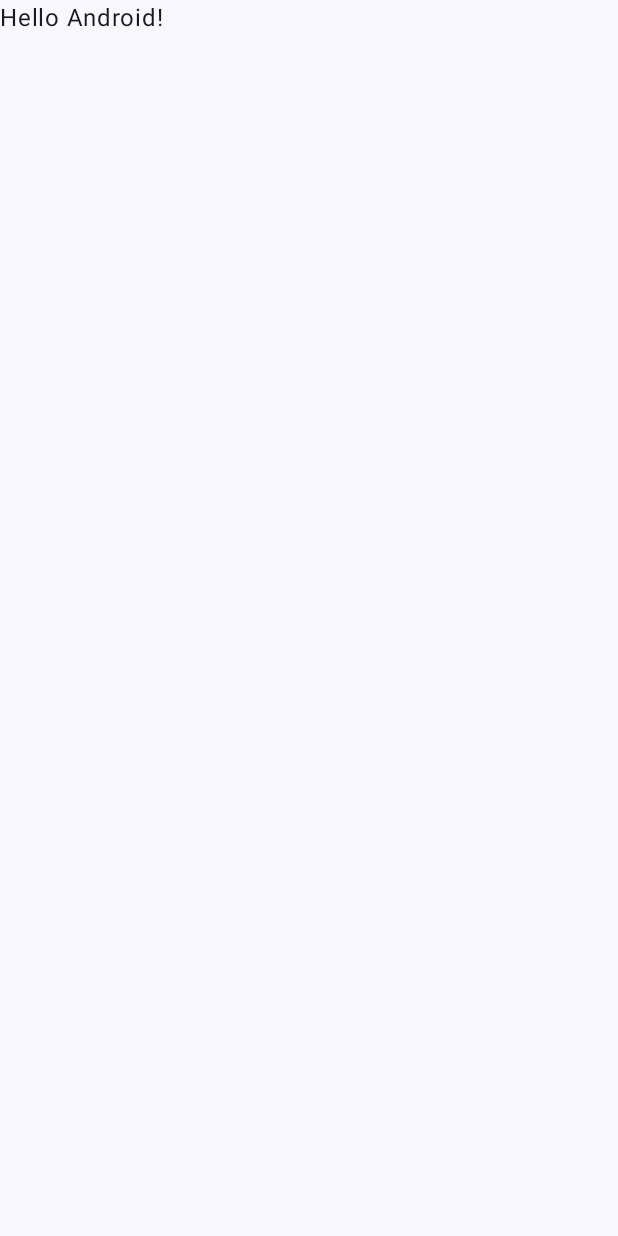
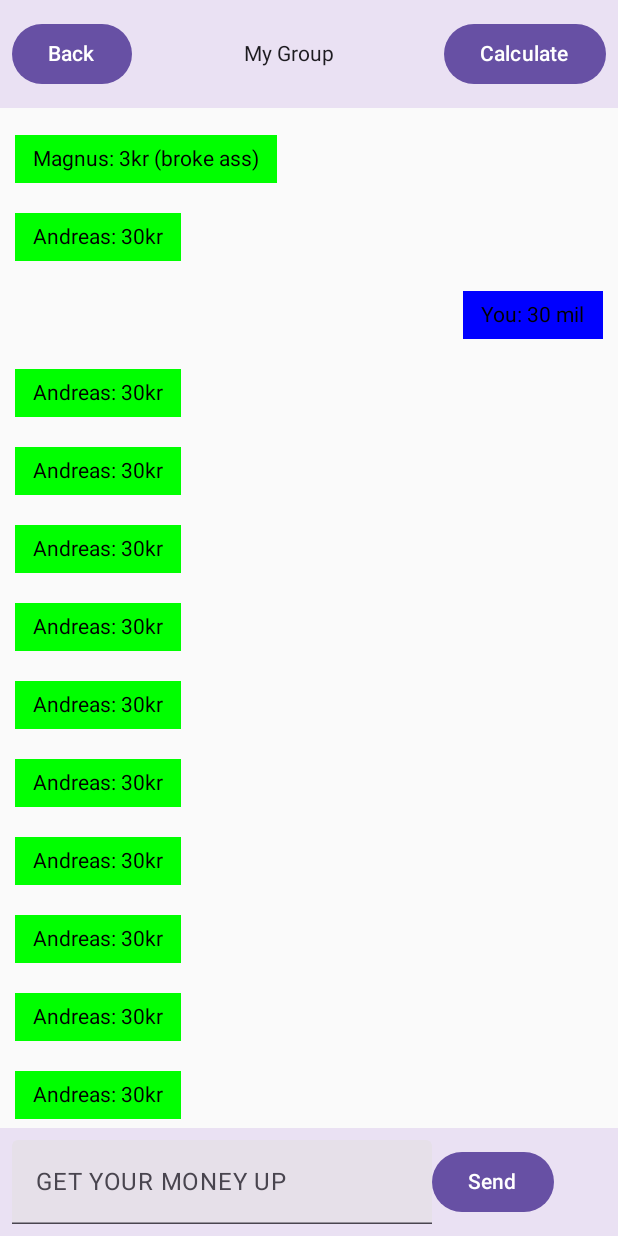
Before and after one commit to MikkelFGrove/MoneyGrab, an Android app built with Jetpack Compose: the screen it shows after launch (MainActivity), on a phone screen of 412 x 824 dp. Before the commit the screen is almost empty. Run offline under Robolectric (Android 15) with nearby library versions, the phone set to English and light mode, and no system bars.

Commit message:
First Draft finished

```diff
--- a/app/src/main/java/com/example/moneygrab/MainActivity.kt
+++ b/app/src/main/java/com/example/moneygrab/MainActivity.kt
@@ -6,11 +6,14 @@ import androidx.activity.compose.setContent
 import androidx.activity.enableEdgeToEdge
 import androidx.compose.foundation.layout.fillMaxSize
 import androidx.compose.foundation.layout.padding
+import androidx.compose.material3.MaterialTheme
 import androidx.compose.material3.Scaffold
+import androidx.compose.material3.Surface
 import androidx.compose.material3.Text
 import androidx.compose.runtime.Composable
 import androidx.compose.ui.Modifier
 import androidx.compose.ui.tooling.preview.Preview
+import com.example.chat.ChatScreen
 import com.example.moneygrab.ui.theme.MoneyGrabTheme
 
 class MainActivity : ComponentActivity() {
@@ -18,14 +21,7 @@ class MainActivity : ComponentActivity() {
         super.onCreate(savedInstanceState)
         enableEdgeToEdge()
         setContent {
-            MoneyGrabTheme {
-                Scaffold(modifier = Modifier.fillMaxSize()) { innerPadding ->
-                    Greeting(
-                        name = "Android",
-                        modifier = Modifier.padding(innerPadding)
-                    )
-                }
-            }
+            ChatScreen(groupName = "My Group")
         }
     }
 }
--- /dev/null
+++ b/app/src/main/java/com/example/moneygrab/chatview/ChatView.kt
@@ -0,0 +1,163 @@
+// ChatScreen.kt
+package com.example.chat
+
+import androidx.compose.foundation.layout.*
+import androidx.compose.foundation.lazy.LazyColumn
+import androidx.compose.foundation.lazy.itemsIndexed
+import androidx.compose.foundation.text.KeyboardOptions
+import androidx.compose.material3.*
+import androidx.compose.runtime.*
+import androidx.compose.ui.Modifier
+import androidx.compose.ui.Alignment
+import androidx.compose.ui.graphics.Color
+import androidx.compose.ui.unit.dp
+import androidx.compose.ui.tooling.preview.Preview
+import androidx.compose.ui.text.input.KeyboardType
+import androidx.compose.ui.text.style.TextAlign
+
+data class MoneyRequest(val text: String, val isMine: Boolean)
+
+@Composable
+fun TopBar(groupName: String) {
+    Surface(modifier = Modifier.fillMaxWidth(), tonalElevation = 10.dp
+    ) {
+        Row(
+            modifier = Modifier
+                .fillMaxWidth()
+                .padding(horizontal = 8.dp, vertical = 12.dp),
+            verticalAlignment = Alignment.CenterVertically,
+            horizontalArrangement = Arrangement.SpaceBetween
+        ) {
+            Button(onClick = { println("We go back type shi")}) {
+                Text("Back")
+            }
+            Text(
+                text = groupName,
+                textAlign = TextAlign.Center,
+                modifier = Modifier.weight(1f)
+            )
+            Button(onClick = { println("Emils kode :)")}) {
+                Text("Calculate")
+            }
+        }
+    }
+}
+
+@Composable
+fun Bubbles(moneyRequest: MoneyRequest) {
+    Row(
+        modifier = Modifier
+            .fillMaxWidth()
+            .padding(vertical = 10.dp, horizontal = 10.dp),
+        horizontalArrangement = if (moneyRequest.isMine) Arrangement.End else Arrangement.Start
+    ) {
+        Surface(
+            color = if (moneyRequest.isMine) Color.Blue else Color.Green,
+        ) {
+            Text(
+                text = moneyRequest.text,
+                modifier = Modifier.padding(horizontal = 12.dp, vertical = 8.dp),
+            )
+        }
+    }
+}
+
+@Composable
+fun MessagesList(messages: List<MoneyRequest>, modifier: Modifier = Modifier) {
+    LazyColumn(
+        modifier = modifier,
+        contentPadding = PaddingValues(vertical = 8.dp)
+    ) {
+        itemsIndexed(messages) { _, msg ->
+            Bubbles(moneyRequest = msg)
+        }
+    }
+}
+
+@Composable
+fun InputBar(currentText: String, onTextChange: (String) -> Unit, ) {
+    Surface (modifier = Modifier.fillMaxWidth(), tonalElevation = 10.dp)
+    {
+        Row(
+            modifier = Modifier
+                .fillMaxWidth()
+                .padding(8.dp),
+            verticalAlignment = Alignment.CenterVertically
+        ) {
+            TextField(
+                value = currentText,
+                onValueChange = onTextChange,
+                keyboardOptions = KeyboardOptions.Default.copy(keyboardType = KeyboardType.Number),
+                placeholder = {Text ("GET YOUR MONEY UP")}
+            )
+
+            Button(
+                onClick = {println("MI BOMBACLAT")},
+                modifier = Modifier
+                    .wrapContentWidth()
+            ) {
+                Text("Send")
+            }
+        }
+    }
+
+}
+
+@Composable
+fun ChatScreen(groupName: String) {
+    val messages = remember { mutableStateListOf(
+        MoneyRequest("Magnus: 3kr (broke ass)", isMine = false),
+        MoneyRequest("Andreas: 30kr", isMine = false),
+        MoneyRequest("You: 30 mil", isMine = true),
+        MoneyRequest("Andreas: 30kr", isMine = false),
+        MoneyRequest("Andreas: 30kr", isMine = false),
+        MoneyRequest("Andreas: 30kr", isMine = false),
+        MoneyRequest("Andreas: 30kr", isMine = false),
+        MoneyRequest("Andreas: 30kr", isMine = false),
+        MoneyRequest("Andreas: 30kr", isMine = false),
+        MoneyRequest("Andreas: 30kr", isMine = false),
+        MoneyRequest("Andreas: 30kr", isMine = false),
+        MoneyRequest("Andreas: 30kr", isMine = false),
+        MoneyRequest("Andreas: 30kr", isMine = false),
+        MoneyRequest("Andreas: 30kr", isMine = false),
+        MoneyRequest("Andreas: 30kr", isMine = false),
+        MoneyRequest("Andreas: 30kr", isMine = false),
+        MoneyRequest("Andreas: 30kr", isMine = false),
+        MoneyRequest("Andreas: 30kr", isMine = false),
+        MoneyRequest("Andreas: 30kr", isMine = false),
+        MoneyRequest("Andreas: 30kr", isMine = false),
+        MoneyRequest("Andreas: 30kr", isMine = false),
+        MoneyRequest("Andreas: 30kr", isMine = false),
+        MoneyRequest("Andreas: 30kr", isMine = false),
+        MoneyRequest("Andreas: 30kr", isMine = false),
+        MoneyRequest("Andreas: 30kr", isMine = false),
+    ) }
+
+    var inputText by remember { mutableStateOf("") }
+
+    Column(modifier = Modifier.fillMaxSize()) {
+        TopBar(
+            groupName = groupName,
+        )
+
+        MessagesList(
+            messages = messages,
+            modifier = Modifier
+                .weight(1f)
+                .fillMaxWidth()
+        )
+
+        InputBar(
+            currentText = inputText,
+            onTextChange = { inputText = it },
+        )
+    }
+}
+
+@Preview(showBackground = true)
+@Composable
+fun ChatScreenPreview() {
+    MaterialTheme {
+        ChatScreen(groupName = "Meow")
+    }
+}
```
